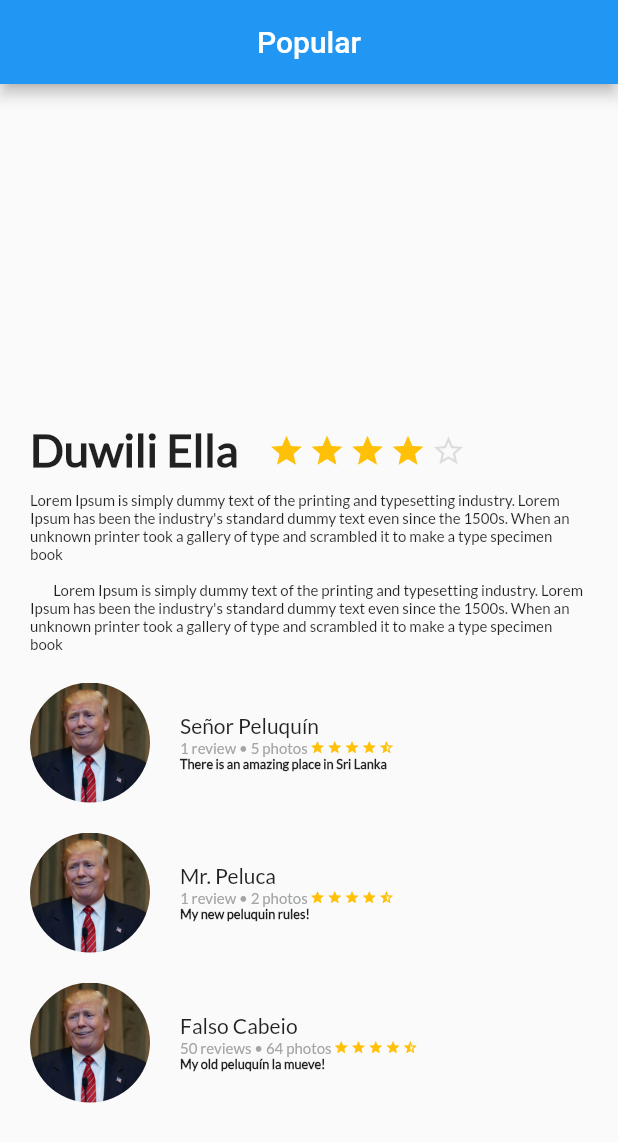
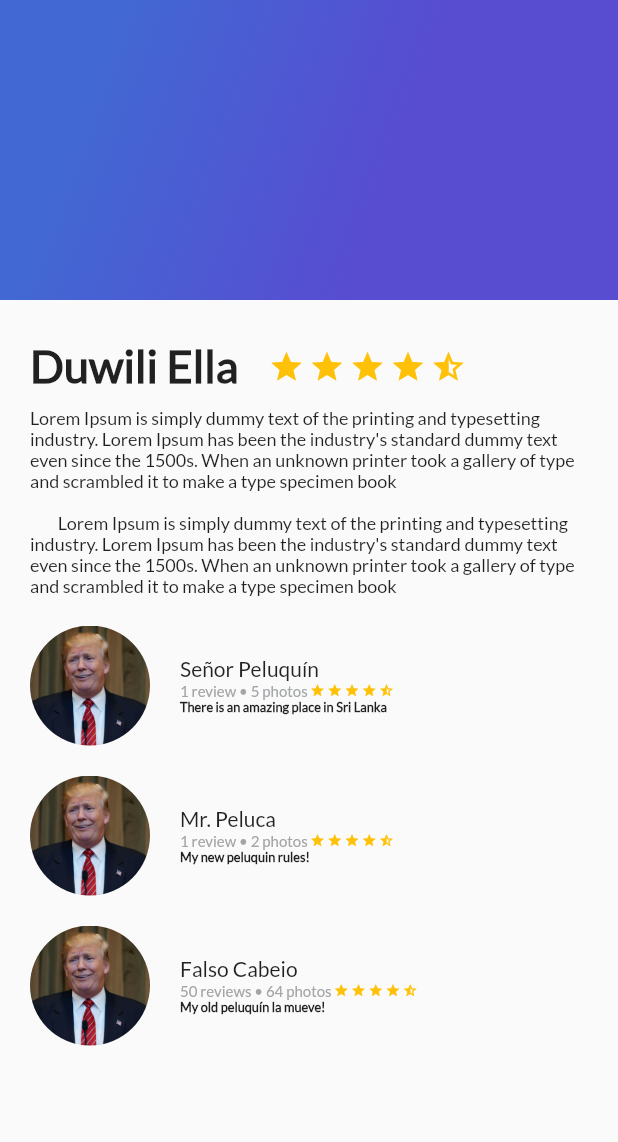
Before and after one commit to nandyme/p_flutter, a Flutter app: the screen it shows after launch, on a phone screen of 412 x 824 dp. Shown: the top 1142 px of the screen. Run offline on Flutter 3.47's test engine with Material 2 defaults, Android fonts, the phone set to English and light mode, and no system bars.

Commit message:
clase 25 - gradiente y view list

```diff
--- a/lib/description_place.dart
+++ b/lib/description_place.dart
@@ -49,8 +49,8 @@ class DescriptionPlace extends StatelessWidget {
         right: 3.0
       ),
       child: Icon(
-        Icons.star_border,
-        color: Colors.black12,
+        Icons.star_half,
+        color: Colors.amber,
       ),
     );
 
@@ -99,7 +99,7 @@ class DescriptionPlace extends StatelessWidget {
         Lorem Ipsum is simply dummy text of the printing and typesetting industry. Lorem Ipsum has been the industry's standard dummy text even since the 1500s. When an unknown printer took a gallery of type and scrambled it to make a type specimen book''',
         style: TextStyle(
             fontFamily: "Lato",
-            fontSize: 10.0,
+            fontSize: 12.0,
             fontWeight: FontWeight.w300
         ),
         textAlign: TextAlign.left,
--- /dev/null
+++ b/lib/gradient_back.dart
@@ -0,0 +1,25 @@
+import 'package:flutter/material.dart';
+
+
+class GradientBack extends StatelessWidget {
+  @override
+  Widget build(BuildContext context) {
+    // TODO: implement build
+    return Container(
+      height: 200.0,
+      decoration: BoxDecoration(
+        gradient: LinearGradient(
+          colors: [
+              Color(0xFF4268D3),
+              Color(0xFF584CD1)
+            ],
+          begin: FractionalOffset(0.2, 0.0),
+          end: FractionalOffset(1.0, 0.6),
+          stops: [0.0, 0.6],
+          tileMode: TileMode.clamp
+        )
+      ),
+    );
+  }
+
+}
--- a/lib/main.dart
+++ b/lib/main.dart
@@ -26,11 +26,7 @@ class MyApp extends StatelessWidget {
         primarySwatch: Colors.blue,
       ),
       home: Scaffold(
-        appBar: AppBar(
-          title: Text("Popular"),
-          centerTitle: true,
-        ),
-        body: new TheBody(),
+        body: TheBody(),
       ) //MyHomePage(title: 'Flutter Demo Home Page'),
     );
   }
--- a/lib/the_body.dart
+++ b/lib/the_body.dart
@@ -1,6 +1,7 @@
 import 'package:flutter/material.dart';
 import 'description_place.dart';
 import 'review_list.dart';
+import 'gradient_back.dart';
 
 
 
@@ -9,10 +10,15 @@ class TheBody extends StatelessWidget {
   Widget build(BuildContext context) {
     // TODO: implement build
 
-    return Column(
+    return Stack(
       children: <Widget>[
-        new DescriptionPlace(),
-        new ReviewList()
+        ListView(
+          children: <Widget>[
+            DescriptionPlace(),
+            ReviewList()
+          ],
+        ),
+        GradientBack()
       ],
     );
   }
```
